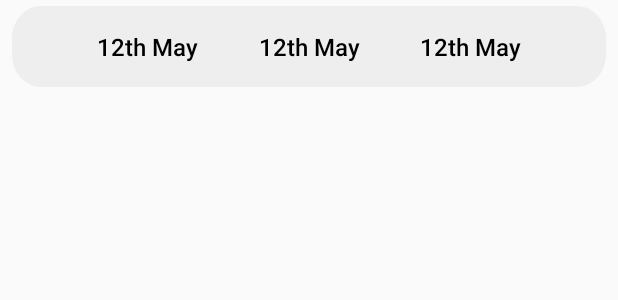
After one commit to jabhi226/Traveolas, an Android app: the layout item_my_track_list.xml on its own in the app's theme, with its tools: preview values and no code run, on a phone screen of 412 x 824 dp. The commit adds this screen. Shown: the top 300 px of the screen. Run offline under Robolectric (Android 15) with nearby library versions, the phone set to English and light mode, and no system bars.

Commit message:
AJ: My track list added.

```diff
--- a/app/src/main/java/com/example/traveolas/appDataBase/entites/MyTracks.kt
+++ b/app/src/main/java/com/example/traveolas/db/entites/MyTracks.kt
@@ -1,4 +1,4 @@
-package com.example.traveolas.appDataBase.entites
+package com.example.traveolas.db.entites
 
 import androidx.room.ColumnInfo
 import androidx.room.Entity
--- /dev/null
+++ b/app/src/main/res/drawable/grey_round_bg.xml
@@ -0,0 +1,15 @@
+<?xml version="1.0" encoding="utf-8"?>
+<vector xmlns:android="http://schemas.android.com/apk/res/android"
+    xmlns:tools="http://schemas.android.com/tools"
+    android:width="400dp"
+    android:height="4dp"
+    android:viewportWidth="328"
+    android:viewportHeight="40"
+    tools:ignore="VectorRaster">
+    <group>
+        <clip-path android:pathData="M16 0H312C320.837 0 328 7.16344 328 16V24C328 32.8366 320.837 40 312 40H16C7.16344 40 0 32.8366 0 24V16C0 7.16344 7.16344 0 16 0Z" />
+        <path
+            android:fillColor="#EEEEEE"
+            android:pathData="M0 0V40H328V0" />
+    </group>
+</vector>
--- /dev/null
+++ b/app/src/main/res/layout/item_my_track_list.xml
@@ -0,0 +1,43 @@
+<?xml version="1.0" encoding="utf-8"?>
+<androidx.constraintlayout.widget.ConstraintLayout xmlns:android="http://schemas.android.com/apk/res/android"
+    xmlns:app="http://schemas.android.com/apk/res-auto"
+    android:layout_width="match_parent"
+    android:layout_height="wrap_content"
+    android:layout_marginStart="8dp"
+    android:layout_marginTop="4dp"
+    android:layout_marginEnd="8dp"
+    android:layout_marginBottom="4dp"
+    android:background="@drawable/grey_round_bg"
+    android:padding="16dp">
+
+    <TextView
+        android:id="@+id/date"
+        style="@style/text_view_theme"
+        android:layout_width="wrap_content"
+        android:layout_height="wrap_content"
+        android:text="12th May"
+        app:layout_constraintEnd_toStartOf="@id/name"
+        app:layout_constraintStart_toStartOf="parent"
+        app:layout_constraintTop_toTopOf="parent" />
+
+    <TextView
+        android:id="@+id/name"
+        style="@style/text_view_theme"
+        android:layout_width="wrap_content"
+        android:layout_height="wrap_content"
+        android:text="12th May"
+        app:layout_constraintEnd_toStartOf="@id/distance"
+        app:layout_constraintStart_toEndOf="@id/date"
+        app:layout_constraintTop_toTopOf="parent" />
+
+    <TextView
+        android:id="@+id/distance"
+        style="@style/text_view_theme"
+        android:layout_width="wrap_content"
+        android:layout_height="wrap_content"
+        android:text="12th May"
+        app:layout_constraintEnd_toEndOf="parent"
+        app:layout_constraintStart_toEndOf="@id/name"
+        app:layout_constraintTop_toTopOf="parent" />
+
+</androidx.constraintlayout.widget.ConstraintLayout>
--- a/app/src/main/res/values/themes.xml
+++ b/app/src/main/res/values/themes.xml
@@ -12,6 +12,40 @@
         <!-- Status bar color. -->
         <item name="android:statusBarColor" tools:targetApi="l">?attr/colorPrimaryVariant</item>
         <!-- Customize your theme here. -->
+    </style>
+
+    <style name="Theme.Traveolas.DarkActionBar" parent="Theme.AppCompat.Light.DarkActionBar">
+        <!-- Primary brand color. -->
+        <item name="colorPrimary">@color/primary_blue</item>
+        <item name="colorPrimaryVariant">@color/primary_blue</item>
+        <item name="colorOnPrimary">@color/white</item>
+        <!-- Secondary brand color. -->
+        <item name="colorSecondary">@color/teal_200</item>
+        <item name="colorSecondaryVariant">@color/teal_700</item>
+        <item name="colorOnSecondary">@color/black</item>
+        <!-- Status bar color. -->
+        <item name="android:statusBarColor" tools:targetApi="l">?attr/colorPrimaryVariant</item>
+        <!-- Customize your theme here. -->
+        <item name="android:actionBarStyle">@style/ActionBar</item>
+    </style>
+
+    <style name="ActionBar" parent="Widget.AppCompat.ActionBar">
+        <item name="background">@drawable/blue_bottom_round_radius</item>-----------(1)
+        <item name="android:background">@drawable/blue_bottom_round_radius</item>
+
+        <item name="android:titleTextStyle">@style/customTextAppearance.Sherlock.Widget.ActionBar.Title</item>
+        <item name="titleTextStyle">@style/customTextAppearance.Sherlock.Widget.ActionBar.Title
+        </item>
+    </style>
+
+    <style name="customTextAppearance.Sherlock.Widget.ActionBar.Title" parent="TextAppearance.AppCompat.Title">
+        <item name="android:textSize">18sp</item>
+        <item name="android:textColor">#ffffff</item>
+        <item name="android:shadowColor">#ffffff</item>
+        <item name="android:shadowDy">3</item>
+        <item name="android:textStyle">bold</item>
+        <item name="background">@drawable/blue_bottom_round_radius</item>
+
     </style>
 
     <style name="text_view_theme" parent="Theme.AppCompat.Light.NoActionBar">
--- a/build.gradle
+++ b/build.gradle
@@ -6,9 +6,9 @@ buildscript {
     }
 
     dependencies {
-        classpath "org.jetbrains.kotlin:kotlin-gradle-plugin:1.7.10"
-        classpath "com.google.dagger:hilt-android-gradle-plugin:2.42"
         classpath "org.jetbrains.kotlin:kotlin-gradle-plugin:1.5.30"
+        classpath "org.jetbrains.kotlin:kotlin-gradle-plugin:1.5.30"
+        classpath 'com.google.dagger:hilt-android-gradle-plugin:2.43.2'
     }
 }
 
@@ -16,6 +16,7 @@ plugins {
     id 'com.android.application' version '7.1.1' apply false
     id 'com.android.library' version '7.1.1' apply false
     id 'org.jetbrains.kotlin.android' version '1.7.10' apply false
+    id 'com.google.dagger.hilt.android' version '2.41' apply false
 }
 
 task clean(type: Delete) {
--- a/gradle.properties
+++ b/gradle.properties
@@ -21,3 +21,4 @@ kotlin.code.style=official
 # resources declared in the library itself and none from the library's dependencies,
 # thereby reducing the size of the R class for that library
 android.nonTransitiveRClass=true
+android.enableJetifier=true
```
Also changed, not shown: app/build.gradle (+26 -9 lines), app/src/main/AndroidManifest.xml (+9 -4 lines), app/src/main/java/com/example/traveolas/application/MyApplication.kt (added, +8 -0 lines), app/src/main/java/com/example/traveolas/db/AppDatabase.kt (renamed from app/src/main/java/com/example/traveolas/appDataBase/AppDatabase.kt, +6 -3 lines), app/src/main/java/com/example/traveolas/db/daos/MyTracksDao.kt (added, +16 -0 lines), app/src/main/java/com/example/traveolas/di/DatabaseModule.kt (+12 -1 lines), app/src/main/java/com/example/traveolas/homeModule/fragments/MapFragment.kt (+10 -10 lines), app/src/main/java/com/example/traveolas/myTrackModule/MyTrackAdapter.kt (added, +23 -0 lines), app/src/main/java/com/example/traveolas/myTrackModule/activities/MyTrackActivity.kt (added, +55 -0 lines), app/src/main/java/com/example/traveolas/myTrackModule/fragments/MyTrackFragment.kt (+40 -5 lines), app/src/main/java/com/example/traveolas/utils/HelperBaseClasses/BaseListAdapter.kt (added, +37 -0 lines), app/src/main/java/com/example/traveolas/utils/HelperBaseClasses/BaseViewBindingFragment.kt (added, +52 -0 lines), app/src/main/res/layout/activity_my_track.xml (added, +26 -0 lines), app/src/main/res/layout/fragment_my_track.xml (+7 -2 lines).
